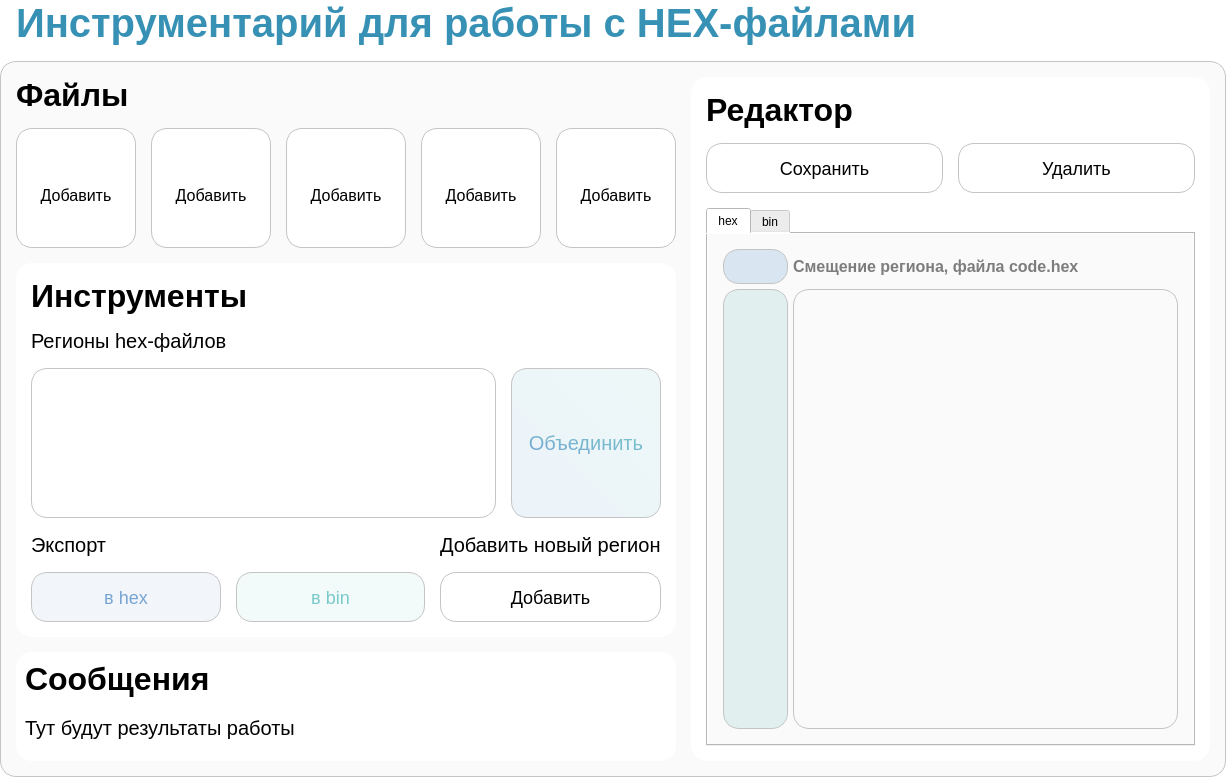
The window that ui/design.ui (stsln/hex_file_tools) describes before a commit, drawn with Qt 5.
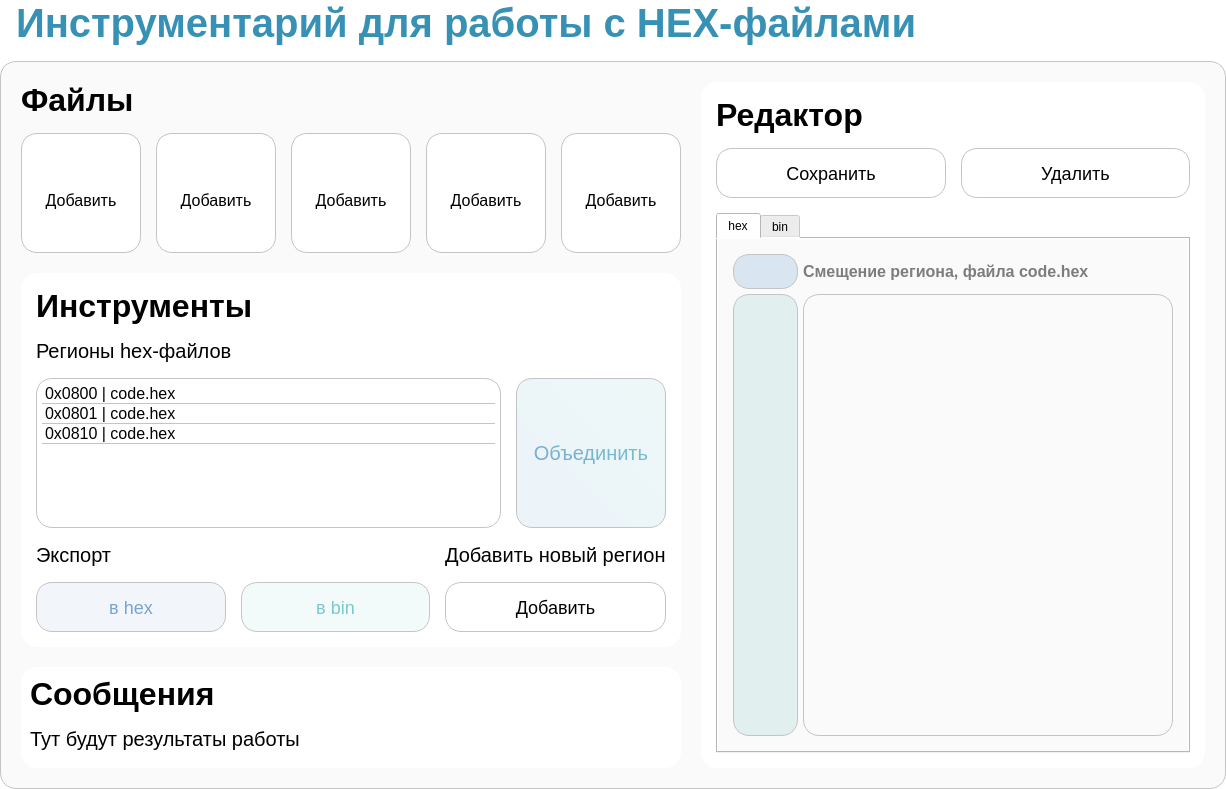
The same window after the commit. Icons and pictures are not drawn.

What changed in the file:
```diff
--- a/ui/design.ui
+++ b/ui/design.ui
@@ -7,7 +7,7 @@
     <x>0</x>
     <y>0</y>
     <width>1226</width>
-    <height>777</height>
+    <height>789</height>
    </rect>
   </property>
   <property name="windowTitle">
@@ -81,24 +81,24 @@
       </property>
       <layout class="QHBoxLayout" name="horizontalLayout_3">
        <property name="spacing">
-        <number>15</number>
+        <number>20</number>
        </property>
        <property name="leftMargin">
-        <number>15</number>
+        <number>20</number>
        </property>
        <property name="topMargin">
-        <number>15</number>
+        <number>20</number>
        </property>
        <property name="rightMargin">
-        <number>15</number>
+        <number>20</number>
        </property>
        <property name="bottomMargin">
-        <number>15</number>
+        <number>20</number>
        </property>
        <item>
         <layout class="QVBoxLayout" name="left_lt">
          <property name="spacing">
-          <number>15</number>
+          <number>20</number>
          </property>
          <item>
           <widget class="QFrame" name="files">
@@ -471,40 +471,6 @@
             </item>
             <item>
              <layout class="QGridLayout" name="reg_merge_lt">
-              <item row="1" column="0">
-               <widget class="QListView" name="reg_list">
-                <property name="sizePolicy">
-                 <sizepolicy hsizetype="Expanding" vsizetype="Expanding">
-                  <horstretch>0</horstretch>
-                  <verstretch>0</verstretch>
-                 </sizepolicy>
-                </property>
-                <property name="minimumSize">
-                 <size>
-                  <width>0</width>
-                  <height>150</height>
-                 </size>
-                </property>
-                <property name="maximumSize">
-                 <size>
-                  <width>16777215</width>
-                  <height>150</height>
-                 </size>
-                </property>
-                <property name="styleSheet">
-                 <string notr="true">QListView {
-	border: 1px solid #C4C4C4;
-	border-radius: 16px;
-}</string>
-                </property>
-                <property name="flow">
-                 <enum>QListView::TopToBottom</enum>
-                </property>
-                <property name="isWrapping" stdset="0">
-                 <bool>false</bool>
-                </property>
-               </widget>
-              </item>
               <item row="1" column="1">
                <widget class="QToolButton" name="btn_merge">
                 <property name="sizePolicy">
@@ -618,6 +584,84 @@
                 </property>
                </widget>
               </item>
+              <item row="1" column="0">
+               <widget class="QListWidget" name="reg_list">
+                <property name="sizePolicy">
+                 <sizepolicy hsizetype="Expanding" vsizetype="Expanding">
+                  <horstretch>0</horstretch>
+                  <verstretch>0</verstretch>
+                 </sizepolicy>
+                </property>
+                <property name="minimumSize">
+                 <size>
+                  <width>0</width>
+                  <height>150</height>
+                 </size>
+                </property>
+                <property name="maximumSize">
+                 <size>
+                  <width>16777215</width>
+                  <height>150</height>
+                 </size>
+                </property>
+                <property name="styleSheet">
+                 <string notr="true">QListWidget
+{
+	padding: 5px;
+	font-family: 'JetBrains Mono';
+	font-size: 16px;
+	border: 1px solid #C4C4C4;
+	border-radius: 16px;
+}
+
+QListWidget::item
+{
+	border-bottom: 1px solid #C4C4C4;
+	selection-color: rgb(7, 119, 164);
+	selection-background-color: rgb(0, 0, 0);
+}</string>
+                </property>
+                <property name="currentRow">
+                 <number>-1</number>
+                </property>
+                <property name="sortingEnabled">
+                 <bool>false</bool>
+                </property>
+                <item>
+                 <property name="text">
+                  <string>0x0800 | code.hex</string>
+                 </property>
+                 <property name="foreground">
+                  <brush brushstyle="NoBrush">
+                   <color alpha="255">
+                    <red>0</red>
+                    <green>0</green>
+                    <blue>0</blue>
+                   </color>
+                  </brush>
+                 </property>
+                 <property name="checkState">
+                  <enum>Unchecked</enum>
+                 </property>
+                </item>
+                <item>
+                 <property name="text">
+                  <string>0x0801 | code.hex</string>
+                 </property>
+                 <property name="checkState">
+                  <enum>Unchecked</enum>
+                 </property>
+                </item>
+                <item>
+                 <property name="text">
+                  <string>0x0810 | code.hex</string>
+                 </property>
+                 <property name="checkState">
+                  <enum>Unchecked</enum>
+                 </property>
+                </item>
+               </widget>
+              </item>
              </layout>
             </item>
             <item>
@@ -969,6 +1013,12 @@
                   <height>50</height>
                  </size>
                 </property>
+                <property name="maximumSize">
+                 <size>
+                  <width>16777215</width>
+                  <height>50</height>
+                 </size>
+                </property>
                 <property name="cursor">
                  <cursorShape>PointingHandCursor</cursorShape>
                 </property>
@@ -1024,6 +1074,12 @@
                   <height>50</height>
                  </size>
                 </property>
+                <property name="maximumSize">
+                 <size>
+                  <width>16777215</width>
+                  <height>50</height>
+                 </size>
+                </property>
                 <property name="cursor">
                  <cursorShape>PointingHandCursor</cursorShape>
                 </property>
```
Left out of the diff: 16 changed lines with no effect on the pictures.
